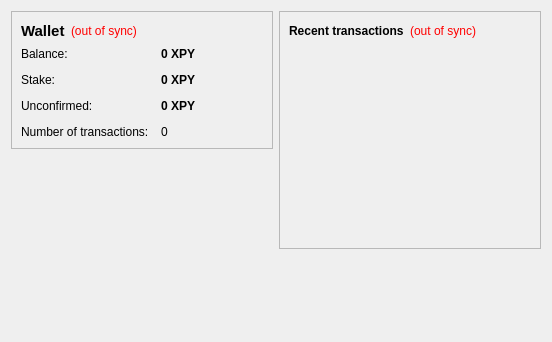
The window that src/qt/forms/overviewpage.ui (PaycoinFoundation/paycoin) describes before a commit, drawn with Qt 5.
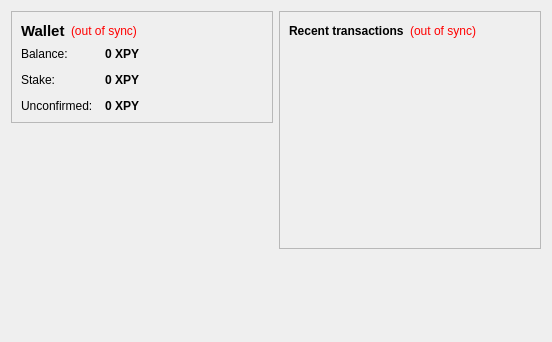
The same window after the commit.

Commit message:
Remove transaction count from overview page
It was needlessly confusing people, as it doesn't necessarily match the
number of transactions in the transaction list.

The edit to the form file:
```diff
--- a/src/qt/forms/overviewpage.ui
+++ b/src/qt/forms/overviewpage.ui
@@ -171,23 +171,6 @@
             </property>
            </widget>
           </item>
-          <item row="3" column="0">
-           <widget class="QLabel" name="label_2">
-            <property name="text">
-             <string>Number of transactions:</string>
-            </property>
-           </widget>
-          </item>
-          <item row="3" column="1">
-           <widget class="QLabel" name="labelNumTransactions">
-            <property name="toolTip">
-             <string>Total number of transactions in wallet</string>
-            </property>
-            <property name="text">
-             <string notr="true">0</string>
-            </property>
-           </widget>
-          </item>
          </layout>
         </item>
        </layout>
```
The commit also changes 2 other files.
